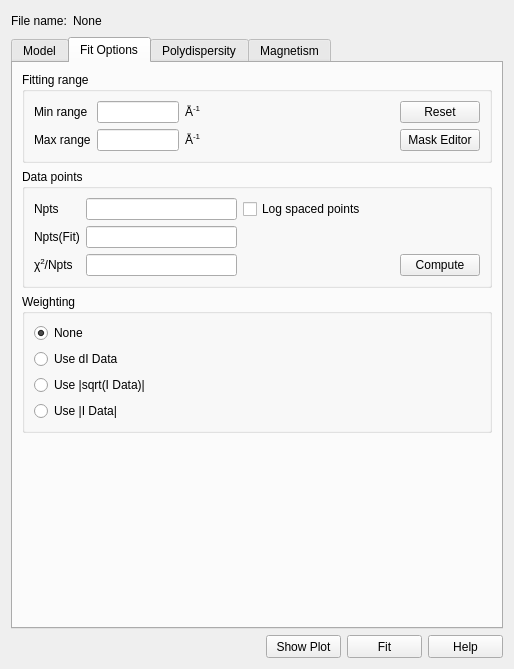
This is src/sas/qtgui/Perspectives/Fitting/UI/FittingWidgetUI.ui in SasView/sasview as Qt 5 draws it before an edit. The edited form follows.
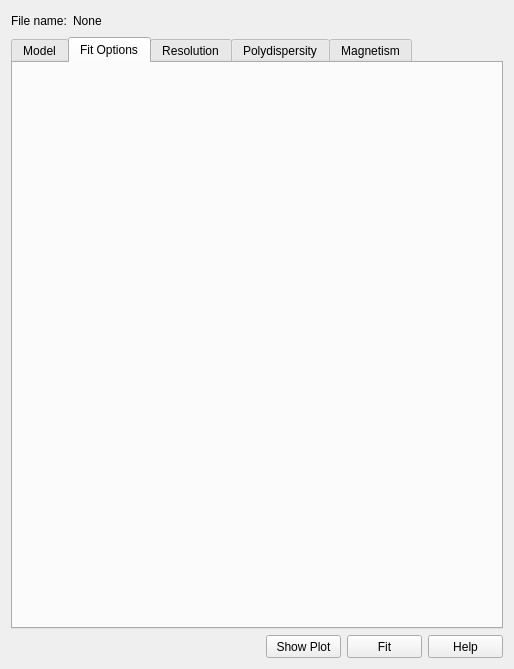
This is the edited form. The open tabs and pages were chosen to show the change.

Commit message: Refactored fitting options tab

Diff of the .ui file:
```diff
--- a/src/sas/qtgui/Perspectives/Fitting/UI/FittingWidgetUI.ui
+++ b/src/sas/qtgui/Perspectives/Fitting/UI/FittingWidgetUI.ui
@@ -352,209 +352,11 @@
       <attribute name="title">
        <string>Fit Options</string>
       </attribute>
-      <layout class="QGridLayout" name="gridLayout_7">
-       <item row="0" column="0">
-        <widget class="QGroupBox" name="groupBox">
-         <property name="title">
-          <string>Fitting range</string>
-         </property>
-         <layout class="QGridLayout" name="gridLayout_4">
-          <item row="0" column="0" rowspan="2">
-           <layout class="QGridLayout" name="gridLayout_3">
-            <item row="0" column="0">
-             <widget class="QLabel" name="label_5">
-              <property name="text">
-               <string>Min range</string>
-              </property>
-             </widget>
-            </item>
-            <item row="0" column="1">
-             <widget class="QLineEdit" name="txtMinRange"/>
-            </item>
-            <item row="0" column="2">
-             <widget class="QLabel" name="label_7">
-              <property name="text">
-               <string>&lt;html&gt;&lt;head/&gt;&lt;body&gt;&lt;p&gt;Å&lt;span style=&quot; vertical-align:super;&quot;&gt;-1&lt;/span&gt;&lt;/p&gt;&lt;/body&gt;&lt;/html&gt;</string>
-              </property>
-             </widget>
-            </item>
-            <item row="1" column="0">
-             <widget class="QLabel" name="label_6">
-              <property name="text">
-               <string>Max range</string>
-              </property>
-             </widget>
-            </item>
-            <item row="1" column="1">
-             <widget class="QLineEdit" name="txtMaxRange"/>
-            </item>
-            <item row="1" column="2">
-             <widget class="QLabel" name="label_8">
-              <property name="text">
-               <string>&lt;html&gt;&lt;head/&gt;&lt;body&gt;&lt;p&gt;Å&lt;span style=&quot; vertical-align:super;&quot;&gt;-1&lt;/span&gt;&lt;/p&gt;&lt;/body&gt;&lt;/html&gt;</string>
-              </property>
-             </widget>
-            </item>
-           </layout>
-          </item>
-          <item row="0" column="1" rowspan="2">
-           <spacer name="horizontalSpacer_5">
-            <property name="orientation">
-             <enum>Qt::Horizontal</enum>
-            </property>
-            <property name="sizeHint" stdset="0">
-             <size>
-              <width>217</width>
-              <height>20</height>
-             </size>
-            </property>
-           </spacer>
-          </item>
-          <item row="0" column="2">
-           <widget class="QPushButton" name="cmdReset">
-            <property name="text">
-             <string>Reset</string>
-            </property>
-           </widget>
-          </item>
-          <item row="1" column="2">
-           <widget class="QPushButton" name="cmdMaskEdit">
-            <property name="text">
-             <string>Mask Editor</string>
-            </property>
-           </widget>
-          </item>
-         </layout>
-        </widget>
-       </item>
-       <item row="1" column="0">
-        <widget class="QGroupBox" name="groupBox_2">
-         <property name="title">
-          <string>Data points</string>
-         </property>
-         <layout class="QGridLayout" name="gridLayout_6">
-          <item row="0" column="0">
-           <layout class="QGridLayout" name="gridLayout_5">
-            <item row="0" column="0">
-             <widget class="QLabel" name="label_10">
-              <property name="text">
-               <string>Npts</string>
-              </property>
-             </widget>
-            </item>
-            <item row="0" column="1">
-             <widget class="QLineEdit" name="txtNpts"/>
-            </item>
-            <item row="0" column="2">
-             <widget class="QCheckBox" name="chkLogData">
-              <property name="text">
-               <string>Log spaced points</string>
-              </property>
-             </widget>
-            </item>
-            <item row="1" column="0">
-             <widget class="QLabel" name="label_11">
-              <property name="text">
-               <string>Npts(Fit)</string>
-              </property>
-             </widget>
-            </item>
-            <item row="1" column="1">
-             <widget class="QLineEdit" name="txtNptsFit"/>
-            </item>
-            <item row="2" column="0">
-             <widget class="QLabel" name="label_12">
-              <property name="text">
-               <string>&lt;html&gt;&lt;head/&gt;&lt;body&gt;&lt;p&gt;χ&lt;span style=&quot; vertical-align:super;&quot;&gt;2&lt;/span&gt;/Npts&lt;/p&gt;&lt;/body&gt;&lt;/html&gt;</string>
-              </property>
-             </widget>
-            </item>
-            <item row="2" column="1">
-             <widget class="QLineEdit" name="txtChi2"/>
-            </item>
-            <item row="2" column="3">
-             <widget class="QPushButton" name="cmdComputePoints">
-              <property name="text">
-               <string>Compute</string>
-              </property>
-             </widget>
-            </item>
-            <item row="1" column="2">
-             <spacer name="horizontalSpacer_7">
-              <property name="orientation">
-               <enum>Qt::Horizontal</enum>
-              </property>
-              <property name="sizeHint" stdset="0">
-               <size>
-                <width>40</width>
-                <height>20</height>
-               </size>
-              </property>
-             </spacer>
-            </item>
-           </layout>
-          </item>
-         </layout>
-        </widget>
-       </item>
-       <item row="2" column="0">
-        <widget class="QGroupBox" name="boxWeighting">
-         <property name="title">
-          <string>Weighting</string>
-         </property>
-         <layout class="QGridLayout" name="gridLayout_12">
-          <item row="0" column="0">
-           <layout class="QVBoxLayout" name="verticalLayout">
-            <item>
-             <widget class="QRadioButton" name="rbWeighting1">
-              <property name="text">
-               <string>None</string>
-              </property>
-              <property name="checked">
-               <bool>true</bool>
-              </property>
-             </widget>
-            </item>
-            <item>
-             <widget class="QRadioButton" name="rbWeighting2">
-              <property name="text">
-               <string>Use dI Data</string>
-              </property>
-             </widget>
-            </item>
-            <item>
-             <widget class="QRadioButton" name="rbWeighting3">
-              <property name="text">
-               <string>Use |sqrt(I Data)|</string>
-              </property>
-             </widget>
-            </item>
-            <item>
-             <widget class="QRadioButton" name="rbWeighting4">
-              <property name="text">
-               <string>Use |I Data|</string>
-              </property>
-             </widget>
-            </item>
-           </layout>
-          </item>
-         </layout>
-        </widget>
-       </item>
-       <item row="3" column="0">
-        <spacer name="verticalSpacer">
-         <property name="orientation">
-          <enum>Qt::Vertical</enum>
-         </property>
-         <property name="sizeHint" stdset="0">
-          <size>
-           <width>20</width>
-           <height>347</height>
-          </size>
-         </property>
-        </spacer>
-       </item>
-      </layout>
+     </widget>
+     <widget class="QWidget" name="tabResolution">
+      <attribute name="title">
+       <string>Resolution</string>
+      </attribute>
      </widget>
      <widget class="QWidget" name="tab_4">
       <attribute name="title">
```
Left out of the diff: 2 changed lines with no effect on the pictures. The commit also changes 6 other files.
